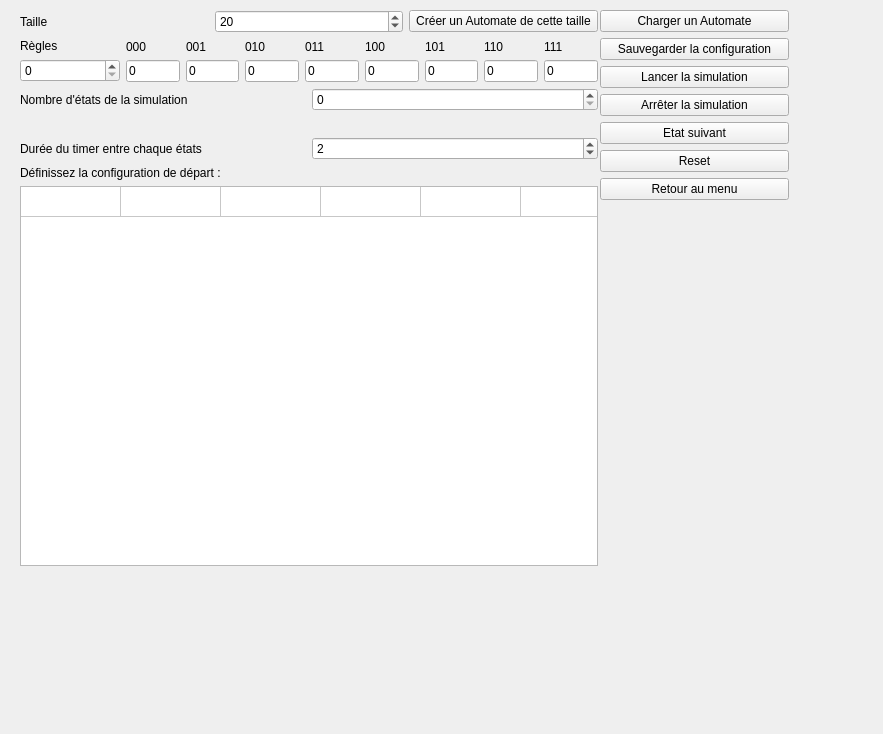
Old version of the form automate_1d.ui in the repository artemisart/lo21-gameoflife.
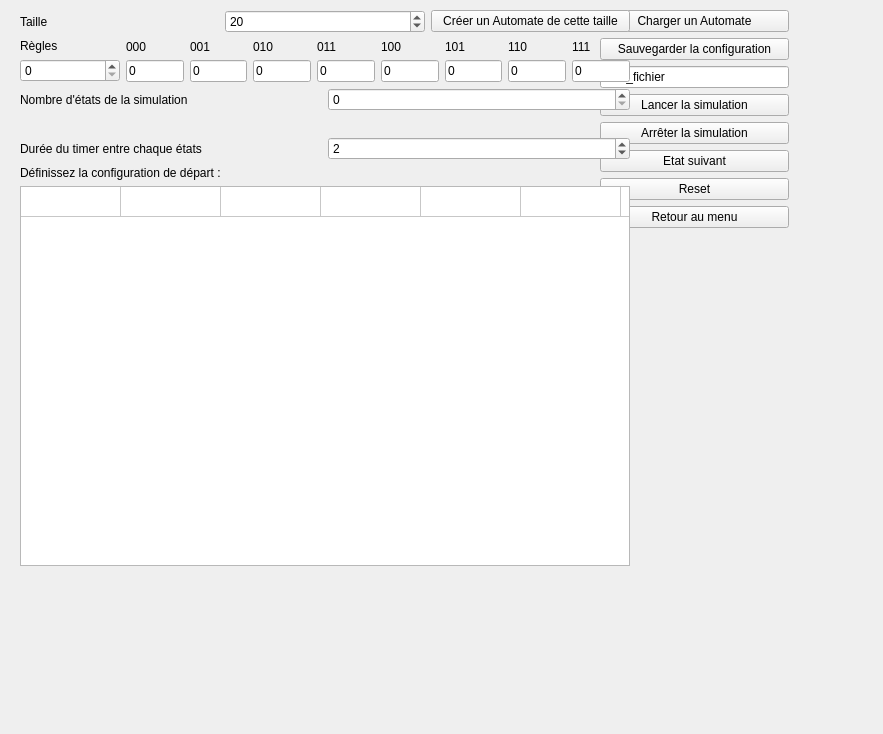
New version of the form.

Commit message: bouton save et load 1D bug

```diff
--- a/automate_1d.ui
+++ b/automate_1d.ui
@@ -40,6 +40,19 @@
       </property>
      </widget>
     </item>
+    <item>
+     <widget class="QLineEdit" name="name_file">
+      <property name="inputMask">
+       <string/>
+      </property>
+      <property name="text">
+       <string>nom_fichier</string>
+      </property>
+      <property name="maxLength">
+       <number>256</number>
+      </property>
+     </widget>
+    </item>
     <item>
      <widget class="QPushButton" name="run">
       <property name="text">
@@ -95,7 +108,7 @@
     <rect>
      <x>20</x>
      <y>10</y>
-     <width>578</width>
+     <width>610</width>
      <height>556</height>
     </rect>
    </property>
```
The commit also changes 1 other file.
